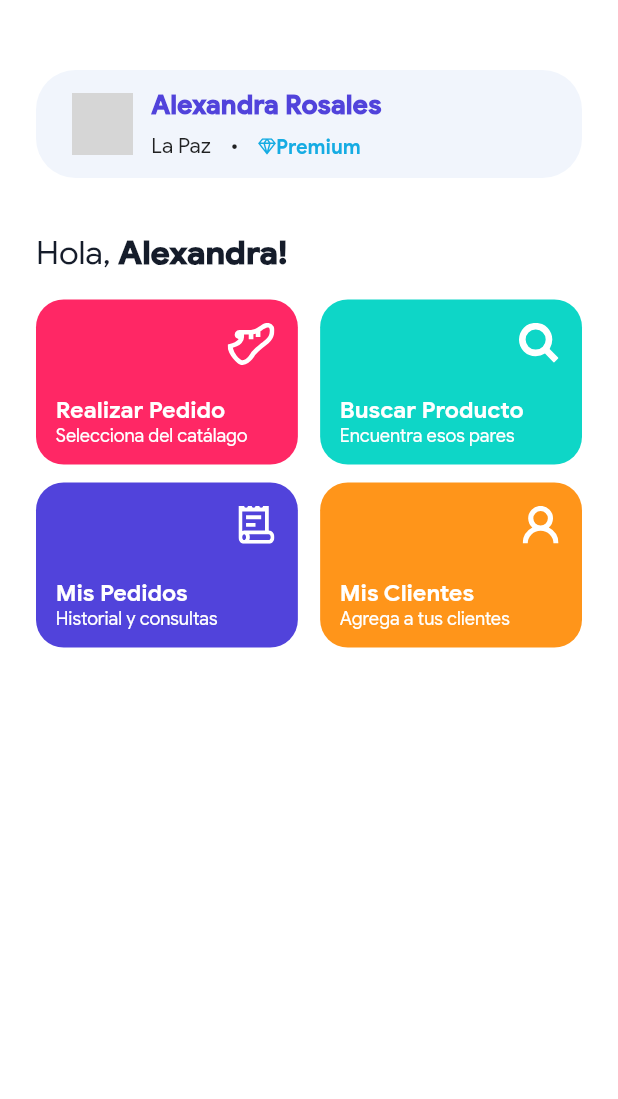
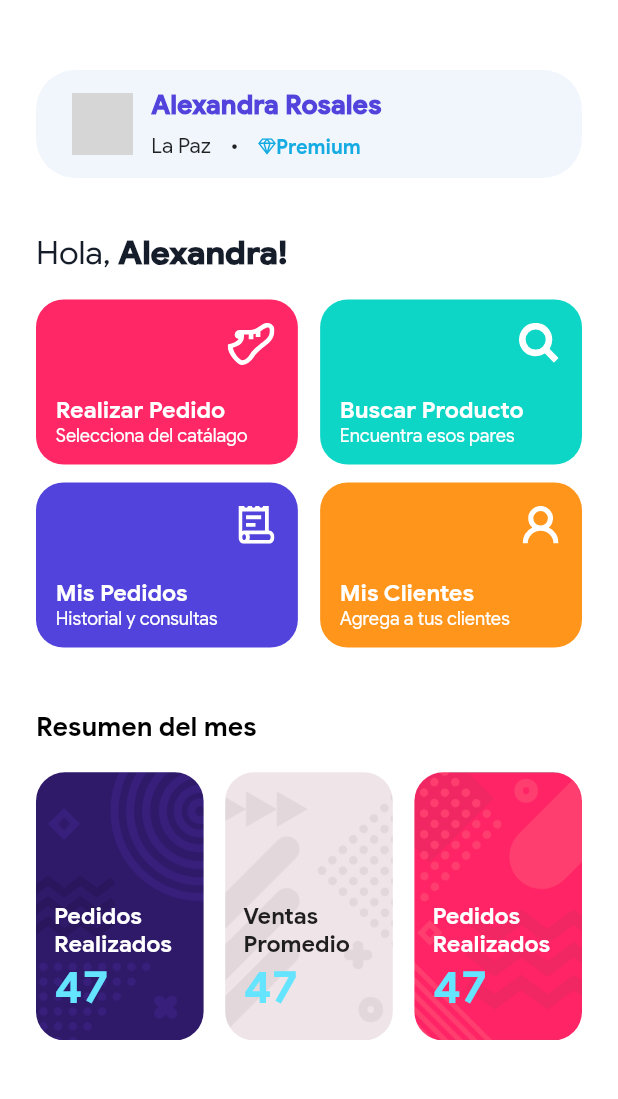
Before and after one commit to enrique159/impuls, a Flutter app: the screen it shows after launch, on a phone screen of 412 x 824 dp, the part 74-1173 px from its top. Run offline on Flutter 3.47's test engine with Material 2 defaults, Android fonts, the phone set to English and light mode, and no system bars; our stand-ins replace flutter_screenutil, flutter_svg; network calls fail; grey boxes are pictures that could not be loaded.

Commit message:
Resumen Fichas

```diff
--- a/lib/constants.dart
+++ b/lib/constants.dart
@@ -50,6 +50,12 @@ final kNameTextStyle = TextStyle(
   fontWeight: FontWeight.w900
 );
 
+final kResumenTextStyle = TextStyle(
+  fontSize: ScreenUtil().setSp(16),
+  color: Colors.black,
+  fontWeight: FontWeight.w600,
+);
+
 final kBodyTextStyle = TextStyle(
   fontSize: ScreenUtil().setSp(13),
   color: kTextSecondaryColor,
@@ -67,7 +73,19 @@ final kCardActionTextStyle = TextStyle(
   fontWeight: FontWeight.w600
 );
 
+final kCardActionResumenTextStyle = TextStyle(
+  fontSize: ScreenUtil().setSp(14),
+  color: Colors.black87,
+  fontWeight: FontWeight.w600
+);
+
 final kCardActionSubTextStyle = TextStyle(
   fontSize: ScreenUtil().setSp(11),
   color: Colors.white,
 );
+
+final kPedidosValorTextStyle = TextStyle(
+  fontSize: ScreenUtil().setSp(28),
+  fontWeight: FontWeight.w600,
+  color: kSplashColor,
+);
--- a/lib/views/Home_view.dart
+++ b/lib/views/Home_view.dart
@@ -5,6 +5,7 @@ import 'package:impuls/animations/helloText_Animation.dart';
 import 'package:impuls/animations/profileCard_Animation.dart';
 import 'package:impuls/constants.dart';
 import 'package:impuls/widgets/header.dart';
+import 'package:impuls/widgets/resumen_cards.dart';
 
 class Home extends StatefulWidget {
   Home({Key key}) : super(key: key);
@@ -23,7 +24,7 @@ class _HomeState extends State<Home> {
     var profile = ProfileCardAnimation();
     var welcome = HelloTextAnimation(name: nameUser);
     var actions = ActionsAnimation();
-
+    var resumen = ResumenCards();
     return Scaffold(
       backgroundColor: Colors.white,
       body: SafeArea(
@@ -33,15 +34,13 @@ class _HomeState extends State<Home> {
             ListView(
               children: <Widget>[
                 SizedBox(height: kSpacingUnit * 8),
-                Padding(
-                  padding:
-                      const EdgeInsets.symmetric(horizontal: kSpacingUnit * 2),
-                  child: profile,
-                ),
+                profile,
                 SizedBox(height: kSpacingUnit * 3),
                 welcome,
                 SizedBox(height: kSpacingUnit),
                 actions,
+                SizedBox(height: kSpacingUnit * 3),
+                resumen,
               ],
             ),
             Positioned(
--- a/lib/widgets/profile_card.dart
+++ b/lib/widgets/profile_card.dart
@@ -13,7 +13,9 @@ class ProfileCard extends StatefulWidget {
 class _ProfileCardState extends State<ProfileCard> {
   @override
   Widget build(BuildContext context) {
-    return Container(
+    return Padding(
+      padding: const EdgeInsets.symmetric(horizontal: kSpacingUnit * 2),
+      child: Container(
         height: kSpacingUnit * 6,
         width: ScreenUtil().setWidth(375 / 3),
         decoration: BoxDecoration(
@@ -75,6 +77,7 @@ class _ProfileCardState extends State<ProfileCard> {
             ],
           ),
         ),
+      ),
     );
   }
 }
--- /dev/null
+++ b/lib/widgets/resumen_cards.dart
@@ -0,0 +1,146 @@
+import 'package:flutter/material.dart';
+import 'package:impuls/constants.dart';
+
+class ResumenCards extends StatelessWidget {
+  const ResumenCards({Key key}) : super(key: key);
+
+  @override
+  Widget build(BuildContext context) {
+    return Padding(
+      padding: const EdgeInsets.symmetric(horizontal: kSpacingUnit * 1.4),
+      child: Column(
+        crossAxisAlignment: CrossAxisAlignment.start,
+        children: <Widget>[
+          Padding(
+            padding: const EdgeInsets.only(
+                left: kSpacingUnit * 0.6, bottom: kSpacingUnit),
+            child: Text(
+              "Resumen del mes",
+              style: kResumenTextStyle,
+              textAlign: TextAlign.left,
+            ),
+          ),
+          Row(
+            mainAxisAlignment: MainAxisAlignment.spaceBetween,
+            children: <Widget>[
+              ResumenPedidosCard(),
+              ResumenPromedioCard(),
+              ResumenVentasCard()
+            ],
+          ),
+        ],
+      ),
+    );
+  }
+}
+
+class ResumenPedidosCard extends StatelessWidget {
+  const ResumenPedidosCard({Key key}) : super(key: key);
+
+  @override
+  Widget build(BuildContext context) {
+    return Expanded(
+      child: Padding(
+        padding: const EdgeInsets.all(kSpacingUnit * 0.6),
+        child: AspectRatio(
+          aspectRatio: 2 / 3.2,
+          child: Container(
+            decoration: BoxDecoration(
+              borderRadius: BorderRadius.circular(kSpacingUnit * 1.6),
+              image: DecorationImage(
+                image: AssetImage("assets/BG1.png"),
+                fit: BoxFit.cover,
+              ),
+            ),
+            child: Padding(
+              padding: const EdgeInsets.symmetric(horizontal: kSpacingUnit, vertical: kSpacingUnit * 1.4),
+              child: Column(
+                crossAxisAlignment: CrossAxisAlignment.start,
+                mainAxisAlignment: MainAxisAlignment.end,
+                children: <Widget>[
+                  Text("Pedidos", style: kCardActionTextStyle),
+                  Text("Realizados", style: kCardActionTextStyle),
+                  Text("47", style: kPedidosValorTextStyle,),
+                ],
+              ),
+            ),
+          ),
+        ),
+      ),
+    );
+  }
+}
+
+class ResumenPromedioCard extends StatelessWidget {
+  const ResumenPromedioCard({Key key}) : super(key: key);
+
+  @override
+  Widget build(BuildContext context) {
+    return Expanded(
+      child: Padding(
+        padding: const EdgeInsets.all(kSpacingUnit * 0.6),
+        child: AspectRatio(
+          aspectRatio: 2 / 3.2,
+          child: Container(
+            decoration: BoxDecoration(
+              borderRadius: BorderRadius.circular(kSpacingUnit * 1.6),
+              image: DecorationImage(
+                image: AssetImage("assets/BG2.png"),
+                fit: BoxFit.cover,
+              ),
+            ),
+            child: Padding(
+              padding: const EdgeInsets.symmetric(horizontal: kSpacingUnit, vertical: kSpacingUnit * 1.4),
+              child: Column(
+                crossAxisAlignment: CrossAxisAlignment.start,
+                mainAxisAlignment: MainAxisAlignment.end,
+                children: <Widget>[
+                  Text("Ventas", style: kCardActionResumenTextStyle),
+                  Text("Promedio", style: kCardActionResumenTextStyle),
+                  Text("47", style: kPedidosValorTextStyle,),
+                ],
+              ),
+            ),
+          ),
+        ),
+      ),
+    );
+  }
+}
+
+class ResumenVentasCard extends StatelessWidget {
+  const ResumenVentasCard({Key key}) : super(key: key);
+
+  @override
+  Widget build(BuildContext context) {
+    return Expanded(
+      child: Padding(
+        padding: const EdgeInsets.all(kSpacingUnit * 0.6),
+        child: AspectRatio(
+          aspectRatio: 2 / 3.2,
+          child: Container(
+            decoration: BoxDecoration(
+              borderRadius: BorderRadius.circular(kSpacingUnit * 1.6),
+              image: DecorationImage(
+                image: AssetImage("assets/BG3.png"),
+                fit: BoxFit.cover,
+              ),
+            ),
+            child: Padding(
+              padding: const EdgeInsets.symmetric(horizontal: kSpacingUnit, vertical: kSpacingUnit * 1.4),
+              child: Column(
+                crossAxisAlignment: CrossAxisAlignment.start,
+                mainAxisAlignment: MainAxisAlignment.end,
+                children: <Widget>[
+                  Text("Pedidos", style: kCardActionTextStyle),
+                  Text("Realizados", style: kCardActionTextStyle),
+                  Text("47", style: kPedidosValorTextStyle,),
+                ],
+              ),
+            ),
+          ),
+        ),
+      ),
+    );
+  }
+}
```
Lines whose indentation alone changed are shown as unchanged.
